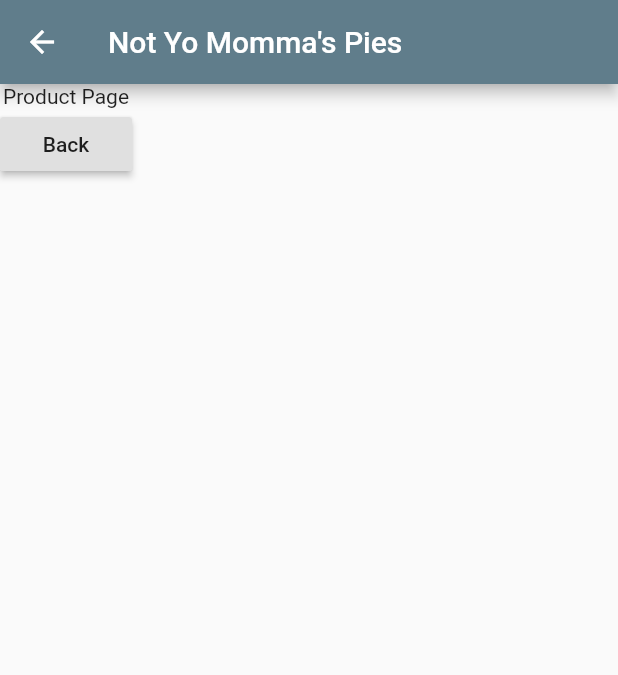
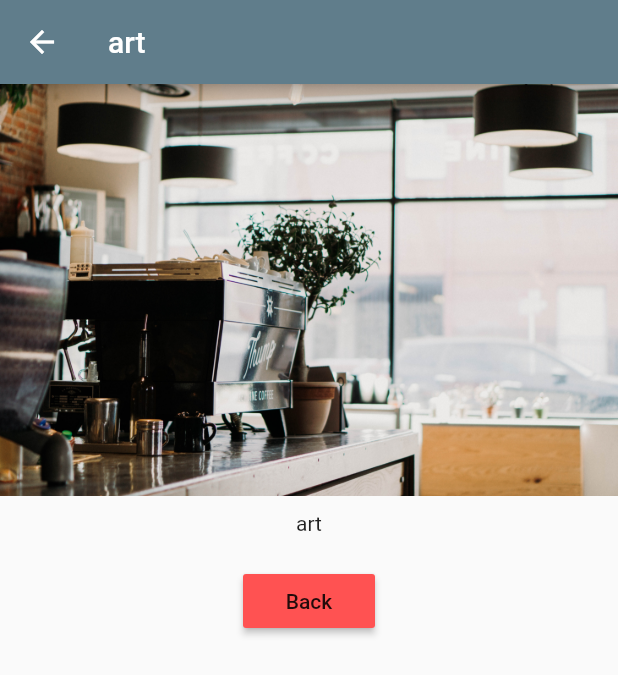
Before and after one commit to s0njablade/Vecinos-Front-End, a Flutter app: the BusinessManager widget shown alone on an empty page, opened directly, after a tap on "test test", after a tap on "About", on a phone screen of 412 x 824 dp. Shown: the top 675 px of the screen. Run offline on Flutter 3.47's test engine with Material 2 defaults, Android fonts, the phone set to English and light mode, and no system bars.

Commit message:
added an auth page, fixed the logic on my back button, working on styling

```diff
--- a/lib/business_manager.dart
+++ b/lib/business_manager.dart
@@ -4,7 +4,7 @@ import './businesses.dart';
 import './button_control.dart';
 
 class BusinessManager extends StatefulWidget {
-  final String firstBusiness;
+  final Map<String, String> firstBusiness;
 
   BusinessManager({this.firstBusiness}) {
     print('[ProductManager Widget] Constructor()');
@@ -18,7 +18,7 @@ class BusinessManager extends StatefulWidget {
 }
 
 class _BusinessManagerState extends State<BusinessManager> {
-  List<String> _businesses = [];
+  List<Map<String, String>> _businesses = [];
 
   @override
   void initState() {
@@ -35,7 +35,7 @@ class _BusinessManagerState extends State<BusinessManager> {
     super.didUpdateWidget(oldWidget);
   }
 
-  void _addBusinesses(String business) {
+  void _addBusinesses(Map<String, String> business) {
     setState(() {
       _businesses.add(business);
     });
--- a/lib/businesses.dart
+++ b/lib/businesses.dart
@@ -3,7 +3,7 @@ import 'package:flutter/material.dart';
 import './pages/business.dart';
 
 class Businesses extends StatelessWidget {
-  final List<String> businesses;
+  final List<Map<String, String>> businesses;
 
   Businesses([this.businesses = const []]) {
     print('Businesses Widget] Constructor');
@@ -13,8 +13,8 @@ class Businesses extends StatelessWidget {
     return Card(
       child: Column(
         children: <Widget>[
-          Image.asset('assets/city.jpg'),
-          Text(businesses[index]),
+          Image.asset(businesses[index]['image']),
+          Text(businesses[index]['title']),
           ButtonBar(
             alignment: MainAxisAlignment.center,
             children: <Widget>[
@@ -23,7 +23,8 @@ class Businesses extends StatelessWidget {
                 onPressed: () => Navigator.push(
                       context,
                       MaterialPageRoute(
-                        builder: (BuildContext context) => BusinessPage(),
+                        builder: (BuildContext context) => BusinessPage(
+                          businesses[index]['title'], businesses[index]['image']),
                       ),
                     ),
               )
--- a/lib/button_control.dart
+++ b/lib/button_control.dart
@@ -8,10 +8,11 @@ class ButtonControl extends StatelessWidget {
   @override
   Widget build(BuildContext context) {
     return RaisedButton(
-        color: Theme.of(context).primaryColor,
-        onPressed: () {
-          addBusiness('Pies');
-        },
-        child: Text('test test'));
+      color: Theme.of(context).primaryColor,
+      onPressed: () {
+        addBusiness({'title': 'art', 'image': 'assets/denver.jpg'});
+      },
+      child: Text('test test'),
+    );
   }
 }
--- a/lib/main.dart
+++ b/lib/main.dart
@@ -1,6 +1,6 @@
 import 'package:flutter/material.dart';
 
-import './pages/home.dart';
+import './pages/auth.dart';
 
 void main() => runApp(MyApp());
 
@@ -13,7 +13,7 @@ class MyApp extends StatelessWidget {
         primarySwatch: Colors.blueGrey,
         accentColor: Colors.redAccent
       ),
-      home: HomePage(),
+      home: AuthPage(),
     );
   }
 }
--- a/lib/pages/business.dart
+++ b/lib/pages/business.dart
@@ -1,21 +1,45 @@
 import 'package:flutter/material.dart';
 
+import 'dart:async';
+
 class BusinessPage extends StatelessWidget {
+  final String title;
+  final String imageURL;
+
+  BusinessPage(this.title, this.imageURL);
+
   @override
   Widget build(BuildContext context) {
-    return Scaffold(
+    return WillPopScope(
+      onWillPop: () {
+        print('Back button pressed!');
+        Navigator.pop(context);
+        return Future.value(false);
+      },
+      child: Scaffold(
           appBar: AppBar(
-        title: Text("Not Yo Momma's Pies"),
+            title: Text(title),
           ),
-      body: Column(
+          body: Center(
+            child: Column(
+              crossAxisAlignment: CrossAxisAlignment.center,
               children: <Widget>[
-          Text('Product Page'),
-          RaisedButton(
+                Image.asset(imageURL),
+                Container(
+                  padding: EdgeInsets.all(10.0),
+                  child: Text(title),
+                ),
+                Container(
+                  padding: EdgeInsets.all(10.0),
+                  child: RaisedButton(
+                    color: Theme.of(context).accentColor,
                     child: Text('Back'),
                     onPressed: () => Navigator.pop(context),
+                  ),
                 )
               ],
             ),
+          )),
     );
   }
 }
--- a/lib/pages/home.dart
+++ b/lib/pages/businesses.dart
@@ -2,7 +2,7 @@ import 'package:flutter/material.dart';
 
 import '../business_manager.dart';
 
-class HomePage extends StatelessWidget {
+class BusinessesPage extends StatelessWidget {
   @override
   Widget build(BuildContext context) {
     return Scaffold(
--- a/pubspec.yaml
+++ b/pubspec.yaml
@@ -39,6 +39,8 @@ flutter:
   # To add assets to your application, add an assets section, like this:
   assets:
   - assets/city.jpg
+  - assets/denver.jpg
+
   #  - images/a_dot_ham.jpeg
 
   # An image asset can refer to one or more resolution-specific "variants", see
```
Also changed, not shown: lib/pages/auth.dart (added, +26 -0 lines). Lines whose indentation alone changed are shown as unchanged.
